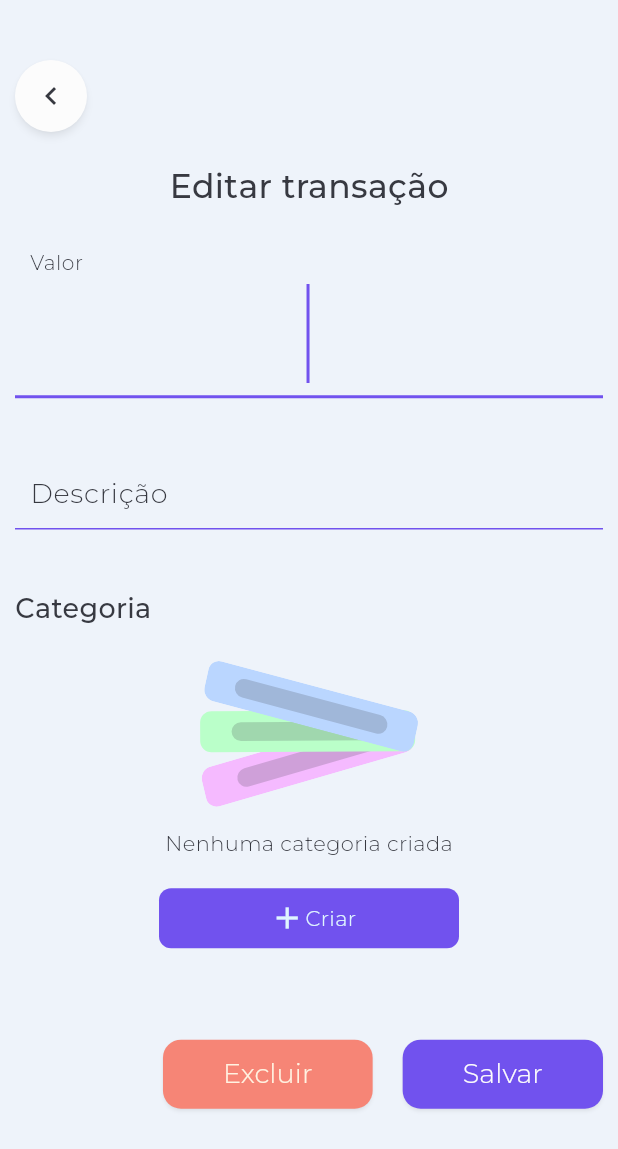
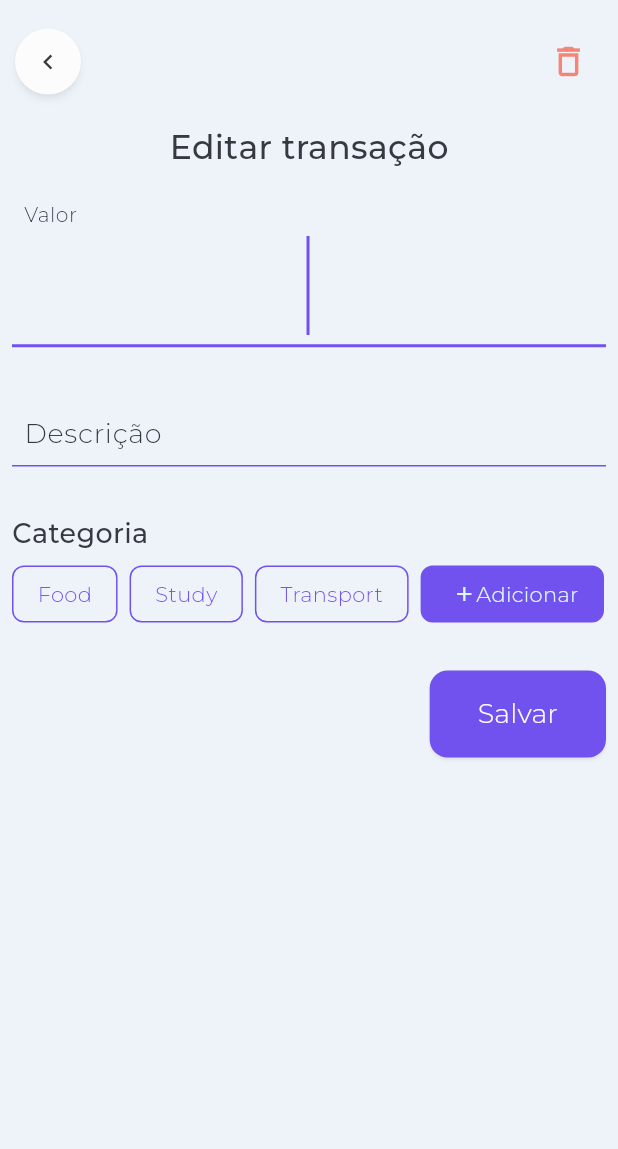
Before and after one commit to gabriel-santi/controle-financeiro, a Flutter app: the screen it shows after launch, after a tap on "Lunch", on a phone screen of 412 x 824 dp. Shown: the top 1149 px of the screen. Run offline on Flutter 3.47's test engine with Material 3 defaults, Android fonts, the phone set to English and light mode, and no system bars; our stand-ins replace currency_text_input_formatter, flutter_svg, go_router, sqflite; missing offline and left inert: flex_color_picker; accounts and stored records are empty.

Commit message:
Fixing navigation with parameters to edit

```diff
--- a/lib/features/category/interfaces/widgets/category_selector.widget.dart
+++ b/lib/features/category/interfaces/widgets/category_selector.widget.dart
@@ -1,3 +1,4 @@
+import 'package:finapp/features/category/domain/category.dart';
 import 'package:finapp/features/category/interfaces/widgets/empty_state_category.widget.dart';
 import 'package:finapp/shared/extensions/string_extension.dart';
 import 'package:finapp/shared/theme/theme.dart';
@@ -8,7 +9,11 @@ import 'package:flutter/material.dart';
 class CategorySelectorWidget extends StatelessWidget {
   CategorySelectorWidget({super.key});
 
-  final categories = [];
+  final categories = [
+    Category.load(1, "Food", "#0xFF0000"),
+    Category.load(2, "Study", "#0xFF0000"),
+    Category.load(3, "Transport", "#0xFF0000"),
+  ];
   final int? categorySelected = null;
 
   @override
@@ -29,7 +34,7 @@ class CategorySelectorWidget extends StatelessWidget {
                         label: categories[i].description,
                         fontSize: MainTheme.fontSizeSmall,
                         onClick: () {},
-                        color: categories[i].id == categorySelected ? categories[i].color : Theme.of(context).colorScheme.background,
+                        color: categories[i].id == categorySelected ? categories[i].color : Theme.of(context).colorScheme.surface,
                         border: Border.all(color: categories[i].id == categorySelected ? categories[i].color : Theme.of(context).colorScheme.primary),
                         textColor: categories[i].id == categorySelected
                             ? Theme.of(context).colorScheme.onPrimary.withOpacity(.6)
--- a/lib/features/transaction/interfaces/add_transaction.page.dart
+++ b/lib/features/transaction/interfaces/add_transaction.page.dart
@@ -54,10 +54,10 @@ class _AddTransactionPageState extends State<AddTransactionPage> {
                   child: ElevatedButton(
                     onPressed: _onSave,
                     style: ButtonStyle(
-                        padding: MaterialStateProperty.resolveWith(
-                            (states) => EdgeInsets.symmetric(vertical: MainTheme.spacing, horizontal: MainTheme.spacing * 4)),
-                        backgroundColor: MaterialStateProperty.resolveWith((states) => Theme.of(context).colorScheme.primary),
-                        shape: MaterialStateProperty.resolveWith(
+                        padding: WidgetStateProperty.resolveWith(
+                            (states) => EdgeInsets.symmetric(vertical: MainTheme.spacing * 2, horizontal: MainTheme.spacing * 4)),
+                        backgroundColor: WidgetStateProperty.resolveWith((states) => Theme.of(context).colorScheme.primary),
+                        shape: WidgetStateProperty.resolveWith(
                             (states) => RoundedRectangleBorder(borderRadius: BorderRadius.circular(MainTheme.radiusMedium)))),
                     child: TextWidget(
                       text: 'Salvar'.hardcoded,
@@ -65,6 +65,7 @@ class _AddTransactionPageState extends State<AddTransactionPage> {
                     ),
                   ),
                 ),
+                SizedBox(height: MainTheme.spacing * 2),
               ],
             ),
           ),
--- a/lib/features/transaction/interfaces/edit_transaction.page.dart
+++ b/lib/features/transaction/interfaces/edit_transaction.page.dart
@@ -8,7 +8,9 @@ import 'package:finapp/shared/widget/text.widget.dart';
 import 'package:flutter/material.dart';
 
 class EditTransactionPage extends StatefulWidget {
-  const EditTransactionPage({super.key});
+  final int transactionId;
+
+  const EditTransactionPage({super.key, required this.transactionId});
 
   @override
   State<EditTransactionPage> createState() => _EditTransactionPageState();
@@ -31,16 +33,28 @@ class _EditTransactionPageState extends State<EditTransactionPage> {
 
   @override
   Widget build(BuildContext context) {
-    return SafeArea(
-      child: Scaffold(
-        body: SingleChildScrollView(
+    return Scaffold(
+      body: SafeArea(
+        child: SingleChildScrollView(
           child: Padding(
             padding: EdgeInsets.symmetric(horizontal: MainTheme.spacing, vertical: MainTheme.spacing * 2),
             child: Column(
               crossAxisAlignment: CrossAxisAlignment.start,
               children: [
-                SizedBox(height: MainTheme.spacing * 2),
-                const BackButtonWidget(),
+                Row(
+                  mainAxisAlignment: MainAxisAlignment.spaceBetween,
+                  children: [
+                    const BackButtonWidget(),
+                    IconButton(
+                        onPressed: _onDelete,
+                        padding: EdgeInsets.all(MainTheme.spacing + 4),
+                        icon: Icon(
+                          Icons.delete_outline,
+                          size: 26,
+                          color: MainTheme.lightTheme.error,
+                        )),
+                  ],
+                ),
                 Padding(
                   padding: EdgeInsets.symmetric(vertical: MainTheme.spacing * 2),
                   child: Center(
@@ -54,31 +68,17 @@ class _EditTransactionPageState extends State<EditTransactionPage> {
                 ),
                 SizedBox(height: MainTheme.spacing * 4),
                 CategorySelectorWidget(),
-                SizedBox(height: MainTheme.spacing * 6),
+                SizedBox(height: MainTheme.spacing * 4),
                 Row(
                   mainAxisAlignment: MainAxisAlignment.end,
                   children: [
                     ElevatedButton(
-                      onPressed: _onDelete,
-                      style: ButtonStyle(
-                          padding: MaterialStateProperty.resolveWith(
-                              (states) => EdgeInsets.symmetric(vertical: MainTheme.spacing, horizontal: MainTheme.spacing * 4)),
-                          backgroundColor: MaterialStateProperty.resolveWith((states) => Theme.of(context).colorScheme.error),
-                          shape: MaterialStateProperty.resolveWith(
-                              (states) => RoundedRectangleBorder(borderRadius: BorderRadius.circular(MainTheme.radiusMedium)))),
-                      child: TextWidget(
-                        text: 'Excluir'.hardcoded,
-                        color: Theme.of(context).colorScheme.onError,
-                      ),
-                    ),
-                    SizedBox(width: MainTheme.spacing * 2),
-                    ElevatedButton(
                       onPressed: _onSave,
                       style: ButtonStyle(
-                          padding: MaterialStateProperty.resolveWith(
-                              (states) => EdgeInsets.symmetric(vertical: MainTheme.spacing, horizontal: MainTheme.spacing * 4)),
-                          backgroundColor: MaterialStateProperty.resolveWith((states) => Theme.of(context).colorScheme.primary),
-                          shape: MaterialStateProperty.resolveWith(
+                          padding: WidgetStateProperty.resolveWith(
+                              (states) => EdgeInsets.symmetric(vertical: MainTheme.spacing * 2, horizontal: MainTheme.spacing * 4)),
+                          backgroundColor: WidgetStateProperty.resolveWith((states) => Theme.of(context).colorScheme.primary),
+                          shape: WidgetStateProperty.resolveWith(
                               (states) => RoundedRectangleBorder(borderRadius: BorderRadius.circular(MainTheme.radiusMedium)))),
                       child: TextWidget(
                         text: 'Salvar'.hardcoded,
--- a/lib/route/routes.dart
+++ b/lib/route/routes.dart
@@ -25,14 +25,17 @@ final GoRouter appRouter = GoRouter(
       builder: (context, state) => const HomePage(),
       routes: [
         GoRoute(
-          path: 'transaction/create',
+          path: 'transaction/new',
           name: AppRoute.transactionCreate.name,
           builder: (context, state) => const AddTransactionPage(),
         ),
         GoRoute(
-          path: 'transaction/edit',
+          path: 'transaction/:id',
           name: AppRoute.transactionEdit.name,
-          builder: (context, state) => const EditTransactionPage(),
+          builder: (context, state) {
+            final transactionId = int.parse(state.pathParameters["id"]!);
+            return EditTransactionPage(transactionId: transactionId);
+          },
         ),
         GoRoute(
           path: 'limit',
--- a/lib/shared/theme/theme.dart
+++ b/lib/shared/theme/theme.dart
@@ -7,7 +7,7 @@ class MainTheme {
 
   static double get fontSizeSmall => 14;
 
-  static double get spacing => 10;
+  static double get spacing => 8;
 
   static double get radiusBig => 20;
 
--- a/lib/shared/widget/button/back_button.widget.dart
+++ b/lib/shared/widget/button/back_button.widget.dart
@@ -12,12 +12,13 @@ class BackButtonWidget extends StatelessWidget {
   Widget build(BuildContext context) {
     return IconButton(
         onPressed: () => onPressed != null ? onPressed!.call() : context.goNamed(AppRoute.home.name),
-        padding: EdgeInsets.all(MainTheme.spacing + 2),
+        padding: EdgeInsets.all(MainTheme.spacing + 4),
         style: ButtonStyle(
-            backgroundColor: MaterialStateProperty.resolveWith((states) => Theme.of(context).colorScheme.secondary),
-            shadowColor: MaterialStateProperty.resolveWith((states) => Theme.of(context).colorScheme.shadow),
-            elevation: MaterialStateProperty.resolveWith((states) => 2)),
+            backgroundColor: WidgetStateProperty.resolveWith((states) => Theme.of(context).colorScheme.secondary),
+            shadowColor: WidgetStateProperty.resolveWith((states) => Theme.of(context).colorScheme.shadow),
+            elevation: WidgetStateProperty.resolveWith((states) => 2)),
         icon: Icon(
+          size: 20,
           Icons.chevron_left,
           color: Theme.of(context).colorScheme.onPrimary,
         ));
--- a/lib/shared/widget/button/custom_button.widget.dart
+++ b/lib/shared/widget/button/custom_button.widget.dart
@@ -27,7 +27,9 @@ class CustomButtonWidget extends StatelessWidget {
 
   @override
   Widget build(BuildContext context) {
-    return GestureDetector(
+    return MouseRegion(
+      cursor: SystemMouseCursors.click,
+      child: GestureDetector(
         onTap: onClick,
         child: Container(
           padding: padding ?? const EdgeInsets.symmetric(horizontal: 16, vertical: 8),
@@ -52,6 +54,7 @@ class CustomButtonWidget extends StatelessWidget {
             ],
           ),
         ),
+      ),
     );
   }
 }
```
Lines whose indentation alone changed are shown as unchanged.
